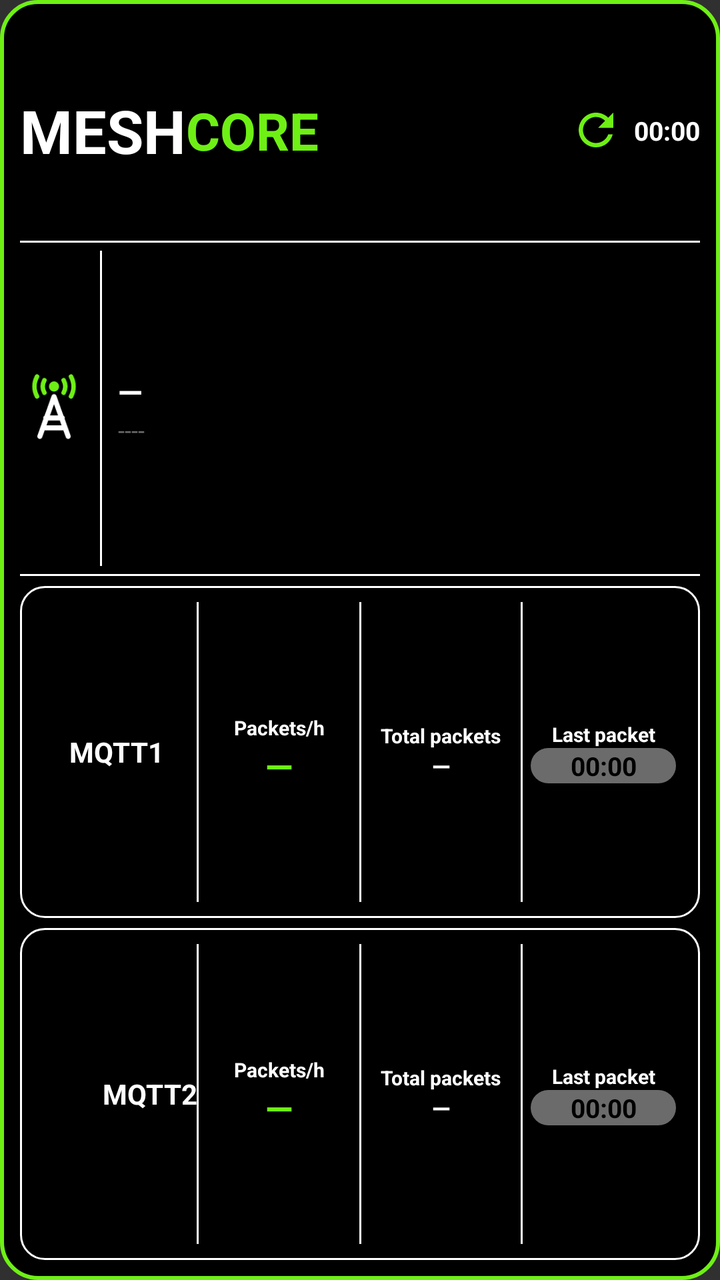
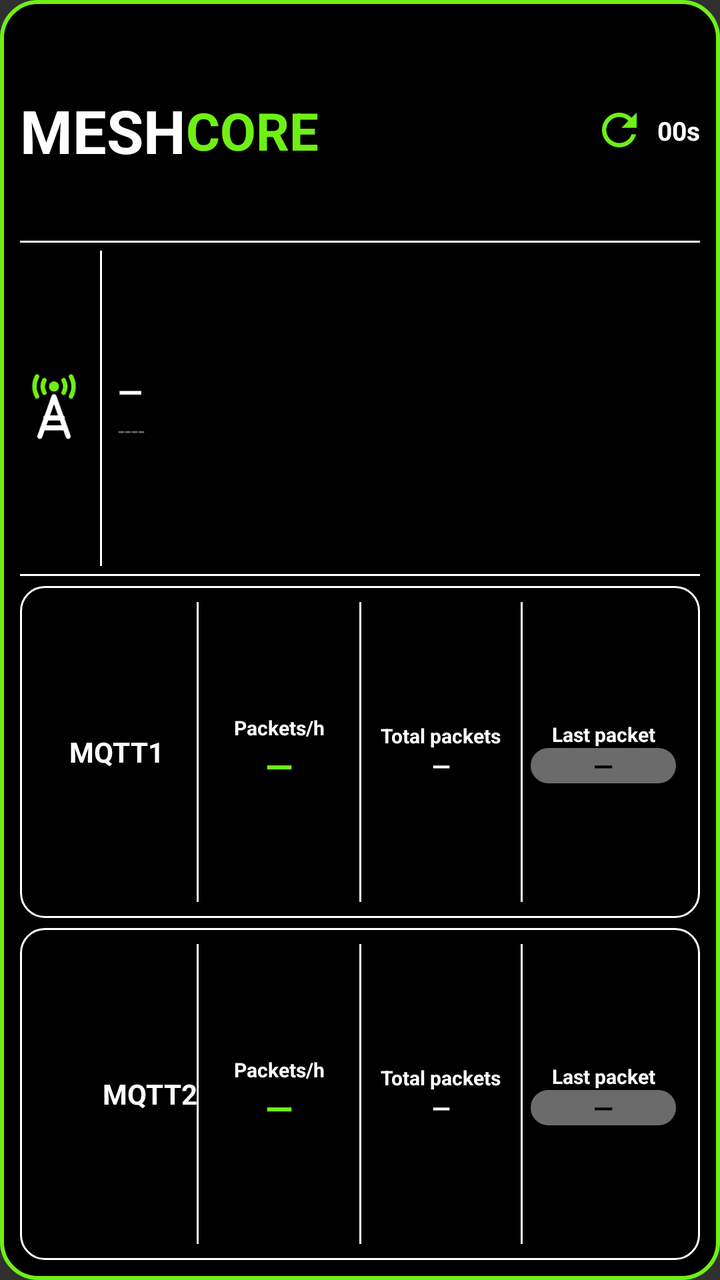

An Android layout rendered at two revisions. The XML below is the earlier revision; the diff shows what the commit changed to produce the second picture.
<!-- AndroidManifest.xml: application theme android:Theme.Material.NoActionBar -->
<!-- res/layout/widget_observer.xml -->
<?xml version="1.0" encoding="utf-8"?>
<LinearLayout xmlns:android="http://schemas.android.com/apk/res/android"
    android:id="@+id/widget_root"
    android:layout_width="match_parent"
    android:layout_height="match_parent"
    android:orientation="vertical"
    android:padding="10dp"
    android:background="@drawable/widget_bg">

    
    <LinearLayout
        android:layout_width="match_parent"
        android:layout_height="0dp"
        android:layout_weight="2"
        android:orientation="horizontal"
        android:gravity="center_vertical">
        <TextView android:layout_width="wrap_content" android:layout_height="wrap_content"
            android:text="MESH" android:textColor="#FFFFFF" android:textStyle="bold" android:textSize="30sp" android:maxLines="1"/>
        <TextView android:layout_width="wrap_content" android:layout_height="wrap_content"
            android:text="CORE" android:textColor="#6EF015" android:textStyle="bold" android:textSize="26sp" android:maxLines="1"/>
        <FrameLayout android:layout_width="0dp" android:layout_height="1dp" android:layout_weight="1"/>
        <ImageView android:id="@+id/refresh_icon" android:layout_width="26dp" android:layout_height="26dp"
            android:src="@drawable/ic_refresh" android:contentDescription="@null"/>
        <ProgressBar android:id="@+id/refresh_spinner" style="?android:attr/progressBarStyleSmall"
            android:layout_width="26dp" android:layout_height="26dp" android:indeterminate="true"
            android:indeterminateTint="#FFFF9500" android:visibility="gone"/>
        <Chronometer android:id="@+id/interval_text" android:layout_width="wrap_content" android:layout_height="wrap_content"
            android:layout_marginStart="6dp" android:text="00:15" android:textColor="#FFFFFF" android:textStyle="bold" android:textSize="13sp" android:maxLines="1"/>
    </LinearLayout>

    <FrameLayout android:layout_width="match_parent" android:layout_height="1dp" android:background="#FFFFFF"/>

    
    <LinearLayout
        android:layout_width="match_parent"
        android:layout_height="0dp"
        android:layout_weight="3"
        android:orientation="horizontal"
        android:gravity="center_vertical"
        android:paddingTop="4dp" android:paddingBottom="4dp">
        <ImageView android:layout_width="34dp" android:layout_height="34dp"
            android:src="@drawable/ic_tower" android:contentDescription="@null"/>
        <FrameLayout android:layout_width="1dp" android:layout_height="match_parent" android:layout_marginStart="6dp" android:layout_marginEnd="8dp" android:background="#FFFFFF"/>
        <LinearLayout android:layout_width="0dp" android:layout_height="wrap_content" android:layout_weight="1" android:orientation="vertical" android:gravity="center_vertical">
            <TextView android:id="@+id/obs_name" android:layout_width="match_parent" android:layout_height="wrap_content"
                android:text="—" android:textColor="#FFFFFF" android:textStyle="bold" android:textSize="16sp" android:maxLines="1" android:ellipsize="end"/>
            <TextView android:id="@+id/obs_hash" android:layout_width="match_parent" android:layout_height="wrap_content"
                android:text="----" android:textColor="#6B6B6B" android:textSize="12sp" android:maxLines="1" android:ellipsize="end"/>
        </LinearLayout>
    </LinearLayout>

    <FrameLayout android:layout_width="match_parent" android:layout_height="1dp" android:background="#FFFFFF" android:layout_marginBottom="5dp"/>

    
    <LinearLayout
        android:layout_width="match_parent" android:layout_height="0dp" android:layout_weight="3"
        android:orientation="horizontal" android:gravity="center_vertical"
        android:background="@drawable/card_outline" android:padding="8dp">
        <LinearLayout android:layout_width="0dp" android:layout_height="wrap_content" android:layout_weight="3" android:orientation="vertical">
            <TextView android:layout_width="match_parent" android:layout_height="wrap_content" android:id="@+id/m1_title" android:text="MQTT1" android:textColor="#FFFFFF" android:textStyle="bold" android:gravity="center" android:textSize="14sp" android:maxLines="1" android:autoSizeTextType="uniform" android:autoSizeMinTextSize="10sp" android:autoSizeMaxTextSize="14sp" android:autoSizeStepGranularity="1sp"/>
        </LinearLayout>
        <FrameLayout android:layout_width="1dp" android:layout_height="match_parent" android:background="#FFFFFF"/>
        <LinearLayout android:layout_width="0dp" android:layout_height="wrap_content" android:layout_weight="3" android:orientation="vertical" android:gravity="center_horizontal">
            <TextView android:layout_width="match_parent" android:layout_height="wrap_content" android:text="Packets/h" android:textColor="#FFFFFF" android:textStyle="bold" android:gravity="center" android:textSize="10sp" android:maxLines="1" android:autoSizeTextType="uniform" android:autoSizeMinTextSize="6sp" android:autoSizeMaxTextSize="10sp" android:autoSizeStepGranularity="1sp"/>
            <TextView android:id="@+id/m1_hour" android:layout_width="match_parent" android:layout_height="wrap_content" android:text="—" android:textColor="#6EF015" android:textStyle="bold" android:gravity="center" android:textSize="18sp" android:maxLines="1" android:autoSizeTextType="uniform" android:autoSizeMinTextSize="14sp" android:autoSizeMaxTextSize="24sp" android:autoSizeStepGranularity="1sp"/>
        </LinearLayout>
        <LinearLayout android:id="@+id/m1_total_col" android:layout_width="0dp" android:layout_height="match_parent" android:layout_weight="3" android:orientation="horizontal" android:gravity="center_vertical">
        <FrameLayout android:layout_width="1dp" android:layout_height="match_parent" android:background="#FFFFFF"/>
        <LinearLayout android:layout_width="0dp" android:layout_height="wrap_content" android:layout_weight="1" android:orientation="vertical" android:gravity="center_horizontal">
            <TextView android:layout_width="match_parent" android:layout_height="wrap_content" android:text="Total packets" android:textColor="#FFFFFF" android:textStyle="bold" android:gravity="center" android:textSize="10sp" android:maxLines="1" android:autoSizeTextType="uniform" android:autoSizeMinTextSize="6sp" android:autoSizeMaxTextSize="10sp" android:autoSizeStepGranularity="1sp"/>
            <TextView android:id="@+id/m1_total" android:layout_width="match_parent" android:layout_height="wrap_content" android:text="—" android:textColor="#FFFFFF" android:textStyle="bold" android:gravity="center" android:textSize="12sp" android:maxLines="1" android:autoSizeTextType="uniform" android:autoSizeMinTextSize="10sp" android:autoSizeMaxTextSize="15sp" android:autoSizeStepGranularity="1sp"/>
        </LinearLayout>
        </LinearLayout>
        <FrameLayout android:layout_width="1dp" android:layout_height="match_parent" android:background="#FFFFFF"/>
        <LinearLayout android:layout_width="0dp" android:layout_height="wrap_content" android:layout_weight="3" android:orientation="vertical" android:gravity="center_horizontal">
            <TextView android:layout_width="match_parent" android:layout_height="wrap_content" android:text="Last packet" android:textColor="#FFFFFF" android:textStyle="bold" android:gravity="center" android:textSize="10sp" android:maxLines="1" android:autoSizeTextType="uniform" android:autoSizeMinTextSize="6sp" android:autoSizeMaxTextSize="10sp" android:autoSizeStepGranularity="1sp"/>
            <Chronometer android:id="@+id/m1_last" android:layout_width="match_parent" android:layout_height="wrap_content" android:gravity="center" android:layout_marginStart="4dp" android:layout_marginEnd="4dp" android:background="@drawable/pill_gray" android:text="—" android:textColor="#000000" android:textStyle="bold" android:textSize="13sp" android:maxLines="1" android:autoSizeTextType="uniform" android:autoSizeMinTextSize="9sp" android:autoSizeMaxTextSize="13sp" android:autoSizeStepGranularity="1sp"/>
        </LinearLayout>
    </LinearLayout>

    <FrameLayout android:layout_width="match_parent" android:layout_height="5dp"/>

    
    <LinearLayout
        android:layout_width="match_parent" android:layout_height="0dp" android:layout_weight="3"
        android:orientation="horizontal" android:gravity="center_vertical"
        android:background="@drawable/card_outline" android:padding="8dp">
        <LinearLayout android:layout_width="0dp" android:layout_height="wrap_content" android:layout_weight="3" android:orientation="vertical">
            <TextView android:layout_width="match_parent" android:layout_height="wrap_content" android:id="@+id/m2_title" android:text="MQTT2" android:textColor="#FFFFFF" android:textStyle="bold" android:gravity="end" android:textSize="14sp" android:maxLines="1" android:autoSizeTextType="uniform" android:autoSizeMinTextSize="10sp" android:autoSizeMaxTextSize="14sp" android:autoSizeStepGranularity="1sp"/>
        </LinearLayout>
        <FrameLayout android:layout_width="1dp" android:layout_height="match_parent" android:background="#FFFFFF"/>
        <LinearLayout android:layout_width="0dp" android:layout_height="wrap_content" android:layout_weight="3" android:orientation="vertical" android:gravity="center_horizontal">
            <TextView android:layout_width="match_parent" android:layout_height="wrap_content" android:text="Packets/h" android:textColor="#FFFFFF" android:textStyle="bold" android:gravity="center" android:textSize="10sp" android:maxLines="1" android:autoSizeTextType="uniform" android:autoSizeMinTextSize="6sp" android:autoSizeMaxTextSize="10sp" android:autoSizeStepGranularity="1sp"/>
            <TextView android:id="@+id/m2_hour" android:layout_width="match_parent" android:layout_height="wrap_content" android:text="—" android:textColor="#6EF015" android:textStyle="bold" android:gravity="center" android:textSize="18sp" android:maxLines="1" android:autoSizeTextType="uniform" android:autoSizeMinTextSize="14sp" android:autoSizeMaxTextSize="24sp" android:autoSizeStepGranularity="1sp"/>
        </LinearLayout>
        <LinearLayout android:id="@+id/m2_total_col" android:layout_width="0dp" android:layout_height="match_parent" android:layout_weight="3" android:orientation="horizontal" android:gravity="center_vertical">
        <FrameLayout android:layout_width="1dp" android:layout_height="match_parent" android:background="#FFFFFF"/>
        <LinearLayout android:layout_width="0dp" android:layout_height="wrap_content" android:layout_weight="1" android:orientation="vertical" android:gravity="center_horizontal">
            <TextView android:layout_width="match_parent" android:layout_height="wrap_content" android:text="Total packets" android:textColor="#FFFFFF" android:textStyle="bold" android:gravity="center" android:textSize="10sp" android:maxLines="1" android:autoSizeTextType="uniform" android:autoSizeMinTextSize="6sp" android:autoSizeMaxTextSize="10sp" android:autoSizeStepGranularity="1sp"/>
            <TextView android:id="@+id/m2_total" android:layout_width="match_parent" android:layout_height="wrap_content" android:text="—" android:textColor="#FFFFFF" android:textStyle="bold" android:gravity="center" android:textSize="12sp" android:maxLines="1" android:autoSizeTextType="uniform" android:autoSizeMinTextSize="10sp" android:autoSizeMaxTextSize="15sp" android:autoSizeStepGranularity="1sp"/>
        </LinearLayout>
        </LinearLayout>
        <FrameLayout android:layout_width="1dp" android:layout_height="match_parent" android:background="#FFFFFF"/>
        <LinearLayout android:layout_width="0dp" android:layout_height="wrap_content" android:layout_weight="3" android:orientation="vertical" android:gravity="center_horizontal">
            <TextView android:layout_width="match_parent" android:layout_height="wrap_content" android:text="Last packet" android:textColor="#FFFFFF" android:textStyle="bold" android:gravity="center" android:textSize="10sp" android:maxLines="1" android:autoSizeTextType="uniform" android:autoSizeMinTextSize="6sp" android:autoSizeMaxTextSize="10sp" android:autoSizeStepGranularity="1sp"/>
            <Chronometer android:id="@+id/m2_last" android:layout_width="match_parent" android:layout_height="wrap_content" android:layout_marginStart="4dp" android:layout_marginEnd="4dp" android:gravity="center" android:background="@drawable/pill_gray" android:text="—" android:textColor="#000000" android:textStyle="bold" android:textSize="13sp" android:maxLines="1" android:autoSizeTextType="uniform" android:autoSizeMinTextSize="9sp" android:autoSizeMaxTextSize="13sp" android:autoSizeStepGranularity="1sp"/>
        </LinearLayout>
    </LinearLayout>
</LinearLayout>
<!-- resources referenced by this layout -->
<resources>
  <!-- drawable card_outline (drawable) -->
  <?xml version="1.0" encoding="utf-8"?>
  <shape xmlns:android="http://schemas.android.com/apk/res/android" android:shape="rectangle">
      <solid android:color="#000000"/>
      <stroke android:width="1dp" android:color="#FFFFFF"/>
      <corners android:radius="12dp"/>
  </shape>
  <!-- drawable ic_refresh (drawable) -->
  <?xml version="1.0" encoding="utf-8"?>
  <vector xmlns:android="http://schemas.android.com/apk/res/android" android:width="24dp" android:height="24dp" android:viewportWidth="24" android:viewportHeight="24">
      <path android:fillColor="#6EF015" android:pathData="M17.65,6.35C16.2,4.9 14.21,4 12,4c-4.42,0 -7.99,3.58 -7.99,8s3.57,8 7.99,8c3.73,0 6.84,-2.55 7.73,-6h-2.08c-0.82,2.33 -3.04,4 -5.65,4 -3.31,0 -6,-2.69 -6,-6s2.69,-6 6,-6c1.66,0 3.14,0.69 4.22,1.78L13,11h7V4l-2.35,2.35z"/>
  </vector>
  <!-- drawable ic_tower (drawable) -->
  <?xml version="1.0" encoding="utf-8"?>
  <vector xmlns:android="http://schemas.android.com/apk/res/android" android:width="48dp" android:height="48dp" android:viewportWidth="24" android:viewportHeight="24">
      <path android:fillColor="#6EF015" android:pathData="M12,4.4m-1.8,0a1.8,1.8 0,1 1,3.6 0a1.8,1.8 0,1 1,-3.6 0"/>
      <path android:strokeColor="#6EF015" android:strokeWidth="1.6" android:strokeLineCap="round" android:pathData="M8.6,2.2A4.6,4.6 0,0 0,8.6,6.6M15.4,2.2A4.6,4.6 0,0 1,15.4,6.6M6,0.9A7.4,7.4 0,0 0,6,7.9M18,0.9A7.4,7.4 0,0 1,18,7.9"/>
      <path android:strokeColor="#FFFFFF" android:strokeWidth="1.8" android:strokeLineCap="round" android:strokeLineJoin="round" android:pathData="M12,8L7,22M12,8L17,22M9.1,15.5L14.9,15.5M8.2,19L15.8,19"/>
  </vector>
  <!-- drawable pill_gray (drawable) -->
  <?xml version="1.0" encoding="utf-8"?>
  <shape xmlns:android="http://schemas.android.com/apk/res/android" android:shape="rectangle">
      <solid android:color="#6B6B6B"/>
      <corners android:radius="11dp"/>
  </shape>
  <!-- drawable widget_bg (drawable) -->
  <?xml version="1.0" encoding="utf-8"?>
  <shape xmlns:android="http://schemas.android.com/apk/res/android" android:shape="rectangle">
      <solid android:color="#000000"/>
      <stroke android:width="2dp" android:color="#6EF015"/>
      <corners android:radius="18dp"/>
  </shape>
</resources>

<!-- the commit's change to res/layout/widget_observer.xml (unified diff, before → after) -->
@@ -24,8 +24,8 @@
         <ProgressBar android:id="@+id/refresh_spinner" style="?android:attr/progressBarStyleSmall"
             android:layout_width="26dp" android:layout_height="26dp" android:indeterminate="true"
             android:indeterminateTint="#FFFF9500" android:visibility="gone"/>
-        <Chronometer android:id="@+id/interval_text" android:layout_width="wrap_content" android:layout_height="wrap_content"
-            android:layout_marginStart="6dp" android:text="00:15" android:textColor="#FFFFFF" android:textStyle="bold" android:textSize="13sp" android:maxLines="1"/>
+        <TextView android:id="@+id/interval_text" android:layout_width="wrap_content" android:layout_height="wrap_content"
+            android:layout_marginStart="6dp" android:text="00s" android:textColor="#FFFFFF" android:textStyle="bold" android:textSize="13sp" android:maxLines="1"/>
     </LinearLayout>
 
     <FrameLayout android:layout_width="match_parent" android:layout_height="1dp" android:background="#FFFFFF"/>
@@ -74,7 +74,7 @@
         <FrameLayout android:layout_width="1dp" android:layout_height="match_parent" android:background="#FFFFFF"/>
         <LinearLayout android:layout_width="0dp" android:layout_height="wrap_content" android:layout_weight="3" android:orientation="vertical" android:gravity="center_horizontal">
             <TextView android:layout_width="match_parent" android:layout_height="wrap_content" android:text="Last packet" android:textColor="#FFFFFF" android:textStyle="bold" android:gravity="center" android:textSize="10sp" android:maxLines="1" android:autoSizeTextType="uniform" android:autoSizeMinTextSize="6sp" android:autoSizeMaxTextSize="10sp" android:autoSizeStepGranularity="1sp"/>
-            <Chronometer android:id="@+id/m1_last" android:layout_width="match_parent" android:layout_height="wrap_content" android:gravity="center" android:layout_marginStart="4dp" android:layout_marginEnd="4dp" android:background="@drawable/pill_gray" android:text="—" android:textColor="#000000" android:textStyle="bold" android:textSize="13sp" android:maxLines="1" android:autoSizeTextType="uniform" android:autoSizeMinTextSize="9sp" android:autoSizeMaxTextSize="13sp" android:autoSizeStepGranularity="1sp"/>
+            <TextView android:id="@+id/m1_last" android:layout_width="match_parent" android:layout_height="wrap_content" android:gravity="center" android:layout_marginStart="4dp" android:layout_marginEnd="4dp" android:background="@drawable/pill_gray" android:text="—" android:textColor="#000000" android:textStyle="bold" android:textSize="13sp" android:maxLines="1" android:autoSizeTextType="uniform" android:autoSizeMinTextSize="9sp" android:autoSizeMaxTextSize="13sp" android:autoSizeStepGranularity="1sp"/>
         </LinearLayout>
     </LinearLayout>
 
@@ -103,7 +103,7 @@
         <FrameLayout android:layout_width="1dp" android:layout_height="match_parent" android:background="#FFFFFF"/>
         <LinearLayout android:layout_width="0dp" android:layout_height="wrap_content" android:layout_weight="3" android:orientation="vertical" android:gravity="center_horizontal">
             <TextView android:layout_width="match_parent" android:layout_height="wrap_content" android:text="Last packet" android:textColor="#FFFFFF" android:textStyle="bold" android:gravity="center" android:textSize="10sp" android:maxLines="1" android:autoSizeTextType="uniform" android:autoSizeMinTextSize="6sp" android:autoSizeMaxTextSize="10sp" android:autoSizeStepGranularity="1sp"/>
-            <Chronometer android:id="@+id/m2_last" android:layout_width="match_parent" android:layout_height="wrap_content" android:layout_marginStart="4dp" android:layout_marginEnd="4dp" android:gravity="center" android:background="@drawable/pill_gray" android:text="—" android:textColor="#000000" android:textStyle="bold" android:textSize="13sp" android:maxLines="1" android:autoSizeTextType="uniform" android:autoSizeMinTextSize="9sp" android:autoSizeMaxTextSize="13sp" android:autoSizeStepGranularity="1sp"/>
+            <TextView android:id="@+id/m2_last" android:layout_width="match_parent" android:layout_height="wrap_content" android:layout_marginStart="4dp" android:layout_marginEnd="4dp" android:gravity="center" android:background="@drawable/pill_gray" android:text="—" android:textColor="#000000" android:textStyle="bold" android:textSize="13sp" android:maxLines="1" android:autoSizeTextType="uniform" android:autoSizeMinTextSize="9sp" android:autoSizeMaxTextSize="13sp" android:autoSizeStepGranularity="1sp"/>
         </LinearLayout>
     </LinearLayout>
 </LinearLayout>
